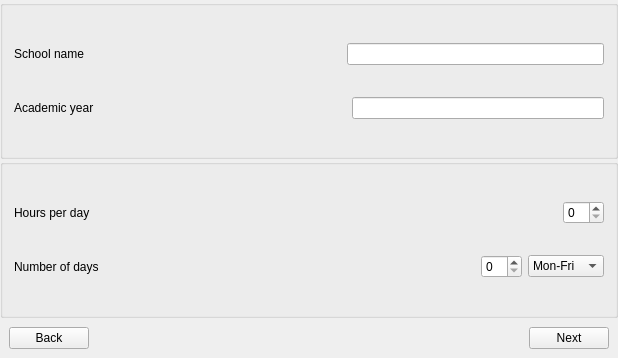
Above: Orar/OrarApp/BasicInfoView.ui from alexandrutm/UnivTimetable before the change. Below: the same form after it.
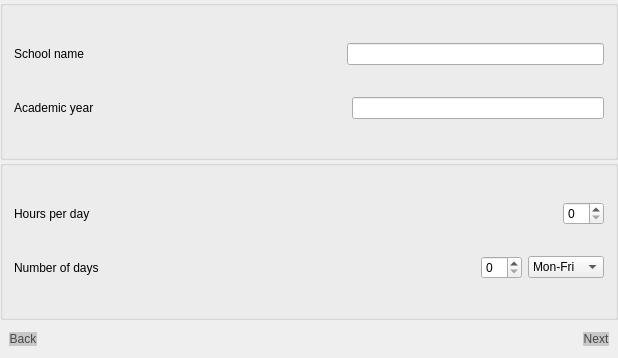
That is the form after the change.

The edit to the form file:
```diff
--- a/Orar/OrarApp/BasicInfoView.ui
+++ b/Orar/OrarApp/BasicInfoView.ui
@@ -198,6 +198,18 @@
      </property>
      <item>
       <widget class="QPushButton" name="Back">
+       <property name="styleSheet">
+        <string notr="true">QPushButton{
+	font: 75 11pt &quot;Times New Roman&quot;;
+	color: rgb(70, 70, 70);
+	background-color: rgb(200, 200, 200);
+	border: 0px solid;
+}
+
+QPushButton:hover {
+	background-color: rgb(231, 231, 231);
+}</string>
+       </property>
        <property name="text">
         <string>Back</string>
        </property>
@@ -218,6 +230,18 @@
      </item>
      <item>
       <widget class="QPushButton" name="Next">
+       <property name="styleSheet">
+        <string notr="true">QPushButton{
+	font: 75 11pt &quot;Times New Roman&quot;;
+	color: rgb(70, 70, 70);
+	background-color: rgb(200, 200, 200);
+	border: 0px solid;
+}
+
+QPushButton:hover {
+	background-color: rgb(231, 231, 231);
+}</string>
+       </property>
        <property name="text">
         <string>Next</string>
        </property>
```
